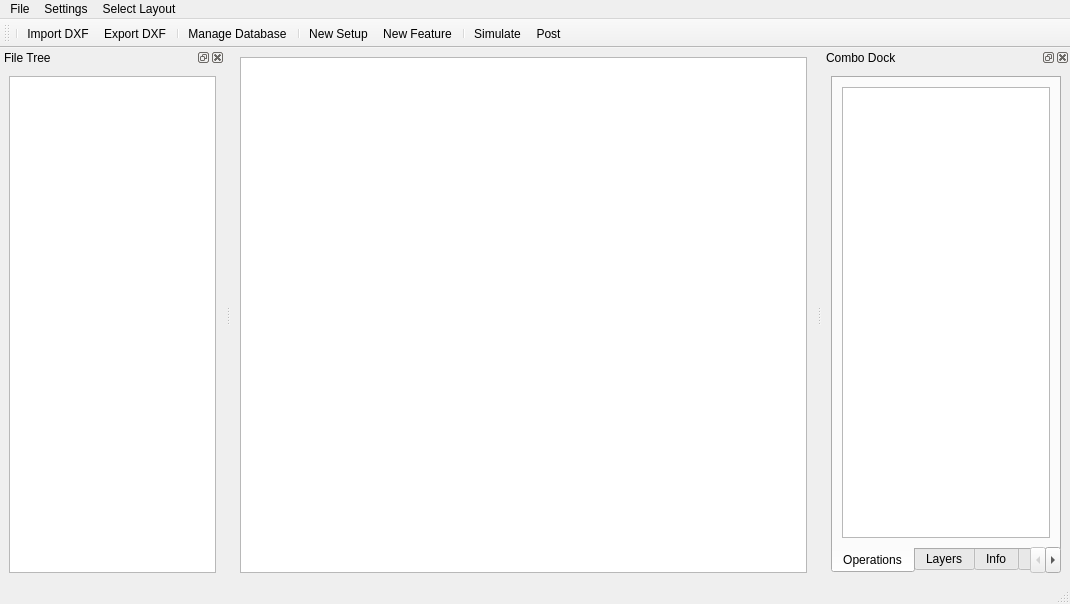
This is designer/camo_main_window.ui in JonRob812/CAMOnion as Qt 5 draws it before an edit. The edited form follows.
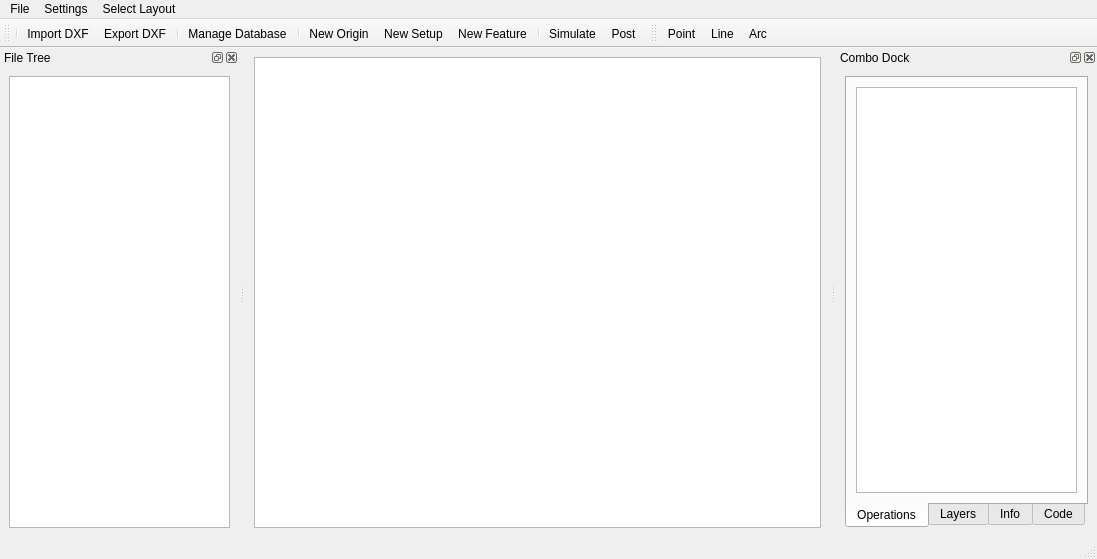
This is the edited form. Custom widgets are drawn as their Qt base class.

What changed in the file:
```diff
--- a/designer/camo_main_window.ui
+++ b/designer/camo_main_window.ui
@@ -6,8 +6,8 @@
    <rect>
     <x>0</x>
     <y>0</y>
-    <width>1070</width>
-    <height>604</height>
+    <width>1097</width>
+    <height>559</height>
    </rect>
   </property>
   <property name="windowTitle">
@@ -44,7 +44,7 @@
     <rect>
      <x>0</x>
      <y>0</y>
-     <width>1070</width>
+     <width>1097</width>
      <height>21</height>
     </rect>
    </property>
@@ -236,6 +236,7 @@
    <addaction name="separator"/>
    <addaction name="actionManage_Database"/>
    <addaction name="separator"/>
+   <addaction name="actionNew_Origin"/>
    <addaction name="actionNew_Setup"/>
    <addaction name="actionNew_Feature"/>
    <addaction name="separator"/>
@@ -243,6 +244,26 @@
    <addaction name="actionPost"/>
   </widget>
   <widget class="QStatusBar" name="statusbar"/>
+  <widget class="QToolBar" name="drawing_toolbar">
+   <property name="windowTitle">
+    <string>toolBar_2</string>
+   </property>
+   <property name="allowedAreas">
+    <set>Qt::AllToolBarAreas</set>
+   </property>
+   <property name="orientation">
+    <enum>Qt::Horizontal</enum>
+   </property>
+   <attribute name="toolBarArea">
+    <enum>TopToolBarArea</enum>
+   </attribute>
+   <attribute name="toolBarBreak">
+    <bool>false</bool>
+   </attribute>
+   <addaction name="actionPoint"/>
+   <addaction name="actionLine"/>
+   <addaction name="actionArc"/>
+  </widget>
   <action name="actionSet_Database">
    <property name="text">
     <string>Set Database</string>
@@ -326,6 +347,26 @@
     <string>Save as...</string>
    </property>
   </action>
+  <action name="actionPoint">
+   <property name="text">
+    <string>Point</string>
+   </property>
+  </action>
+  <action name="actionLine">
+   <property name="text">
+    <string>Line</string>
+   </property>
+  </action>
+  <action name="actionArc">
+   <property name="text">
+    <string>Arc</string>
+   </property>
+  </action>
+  <action name="actionNew_Origin">
+   <property name="text">
+    <string>New Origin</string>
+   </property>
+  </action>
  </widget>
  <customwidgets>
   <customwidget>
```
